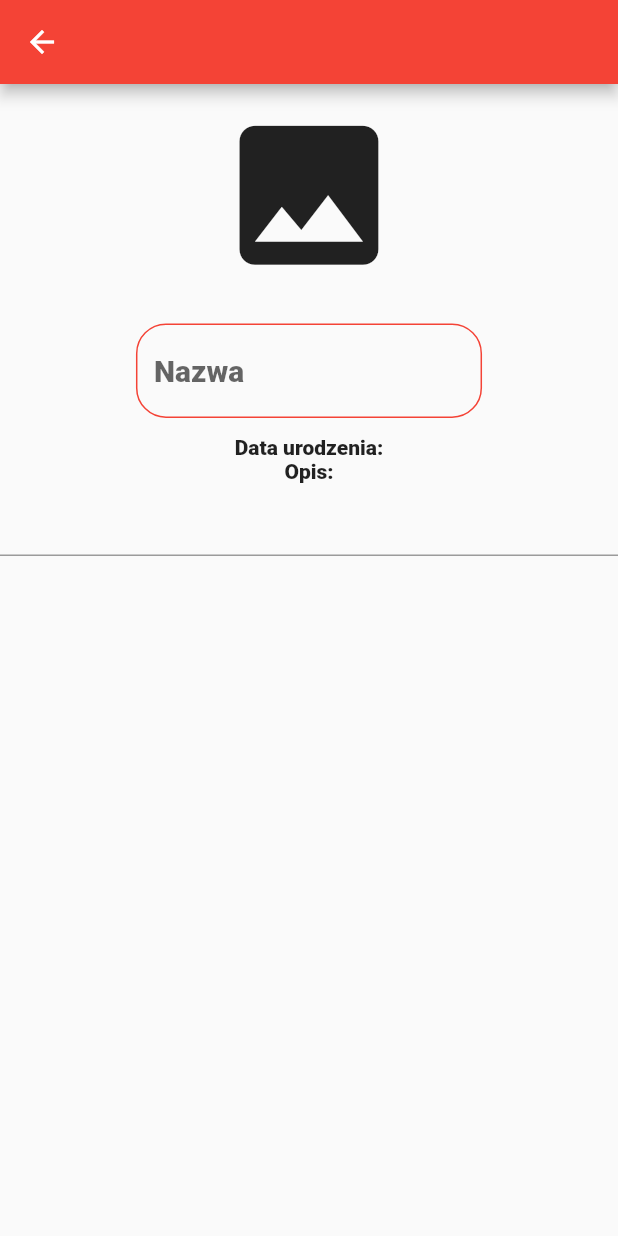
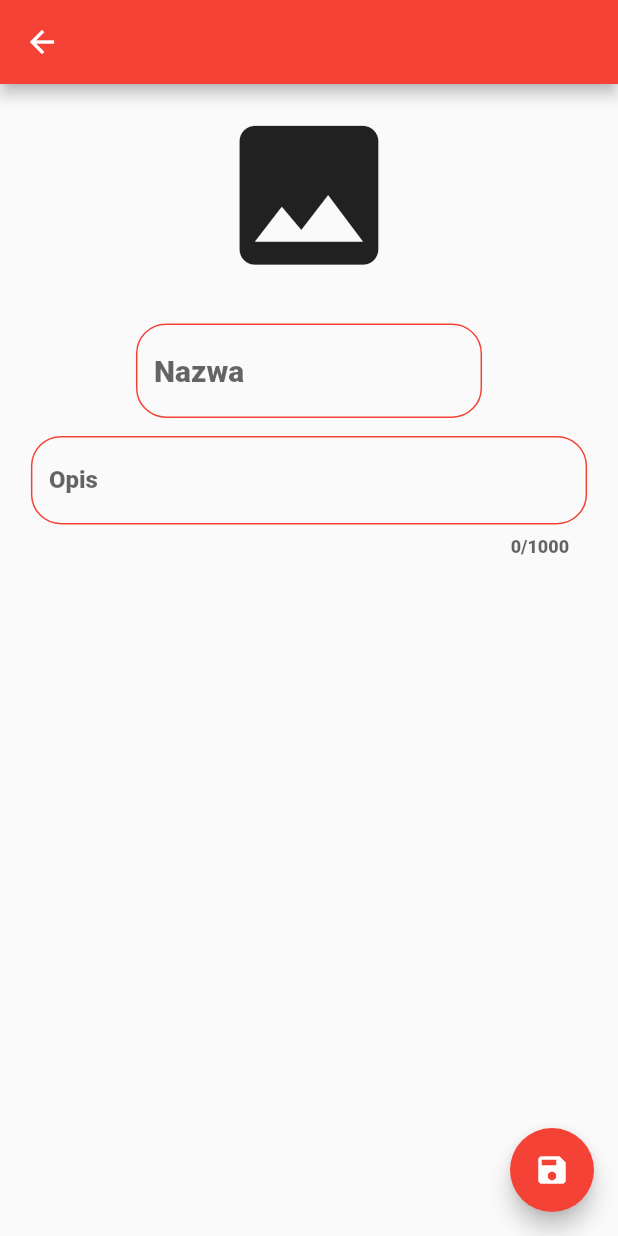
Before and after one commit to Demenciusz/BBapp, a Flutter app: the EditProfilePage screen opened directly, on a phone screen of 412 x 824 dp. Run offline on Flutter 3.47's test engine with Material 2 defaults, Android fonts, the phone set to English and light mode, and no system bars; our stand-ins replace bloc, cloud_firestore, equatable, file_picker, firebase_auth, firebase_core and 2 more; accounts and stored records are empty; network calls fail.

Commit message:
edit profile

```diff
--- a/lib/pages/1homePage/widgets/thumbnail.dart
+++ b/lib/pages/1homePage/widgets/thumbnail.dart
@@ -33,7 +33,10 @@ class Thumbnail extends StatelessWidget {
           SizedBox(
             height: 10,
           ),
-          Text(title),
+          Text(
+            title,
+            style: TextStyle(color: Colors.black54),
+          ),
           SizedBox(
             height: 35,
           ),
--- a/lib/pages/2profilePage/edit_profile_page.dart
+++ b/lib/pages/2profilePage/edit_profile_page.dart
@@ -12,24 +12,28 @@ class EditProfilePage extends StatefulWidget {
 
 class _EditProfilePageState extends State<EditProfilePage> {
   late final TextEditingController nameController;
-  late final TextEditingController emailController;
+  late final TextEditingController descriptionController;
   @override
   void initState() {
     // TODO: implement initState
     super.initState();
     nameController = TextEditingController();
-    emailController = TextEditingController();
+    descriptionController = TextEditingController();
   }
 
   @override
   Widget build(BuildContext context) {
     return Scaffold(
+      floatingActionButton: FloatingActionButton(
+        onPressed: () {},
+        child: Icon(Icons.save),
+      ),
       appBar: AppBar(
         backgroundColor: Colors.red,
       ),
       body: SingleChildScrollView(
-        child: SizedBox(
-          width: MediaQuery.of(context).size.width,
+        child: Container(
+          width: MediaQuery.of(context).size.width * 1.5,
           child: Column(
             mainAxisAlignment: MainAxisAlignment.center,
             crossAxisAlignment: CrossAxisAlignment.center,
@@ -47,11 +51,25 @@ class _EditProfilePageState extends State<EditProfilePage> {
                 hint: 'Nazwa',
                 obscureText: false,
               ),
-              Text('Data urodzenia:'),
-              Text('Opis:'),
-              TextField(
-                maxLines: null,
-              ),
+              SizedBox(
+                width: MediaQuery.of(context).size.width * 0.9,
+                child: TextField(
+                  controller: descriptionController,
+                  maxLines: null,
+                  maxLength: 1000,
+                  decoration: InputDecoration(
+                    hintText: 'Opis',
+                    focusedBorder: OutlineInputBorder(
+                      borderSide: BorderSide(color: Colors.red),
+                      borderRadius: BorderRadius.circular(20),
+                    ),
+                    enabledBorder: OutlineInputBorder(
+                      borderSide: BorderSide(color: Colors.red),
+                      borderRadius: BorderRadius.circular(20),
+                    ),
+                  ),
+                ),
+              )
             ],
           ),
         ),
```
Also changed, not shown: lib/domain/profile_menager.dart (+13 -9 lines), lib/pages/2profilePage/profile_page.dart (+9 -9 lines), lib/pages/2profilePage/widgets/profileInfo.dart (+16 -0 lines).
